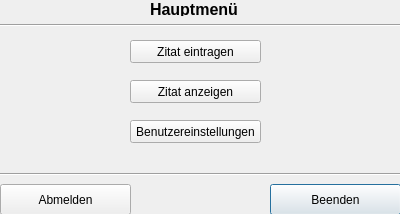
First picture: the form in ZitatErfassung/frmhauptmenueuser.ui, repository TrialAnd404/MyRepo, before the edit.
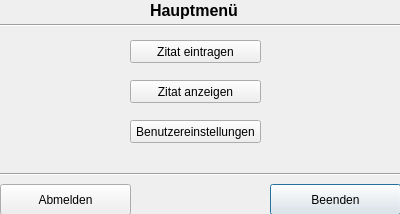
Second picture: the form after the edit.

Diff of the .ui file:
```diff
--- a/ZitatErfassung/frmhauptmenueuser.ui
+++ b/ZitatErfassung/frmhauptmenueuser.ui
@@ -19,7 +19,7 @@
      <x>150</x>
      <y>0</y>
      <width>111</width>
-     <height>16</height>
+     <height>21</height>
     </rect>
    </property>
    <property name="text">
```
